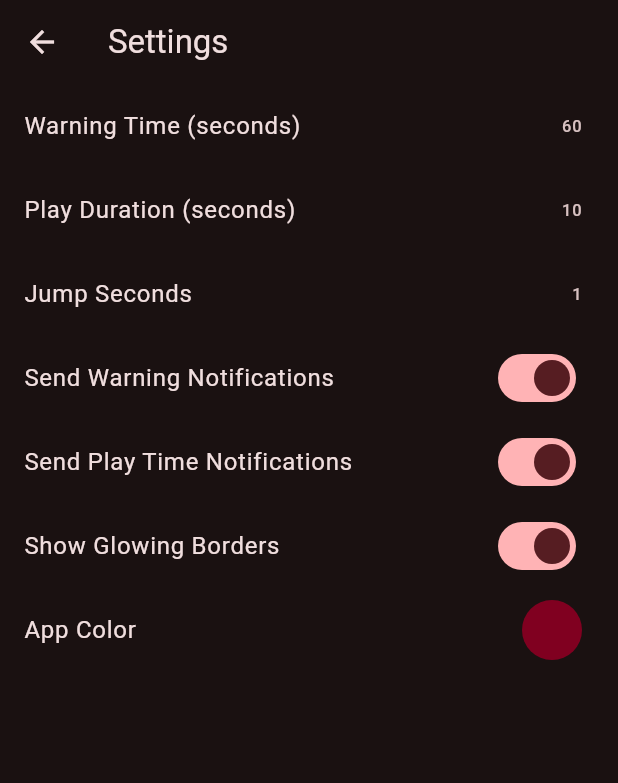
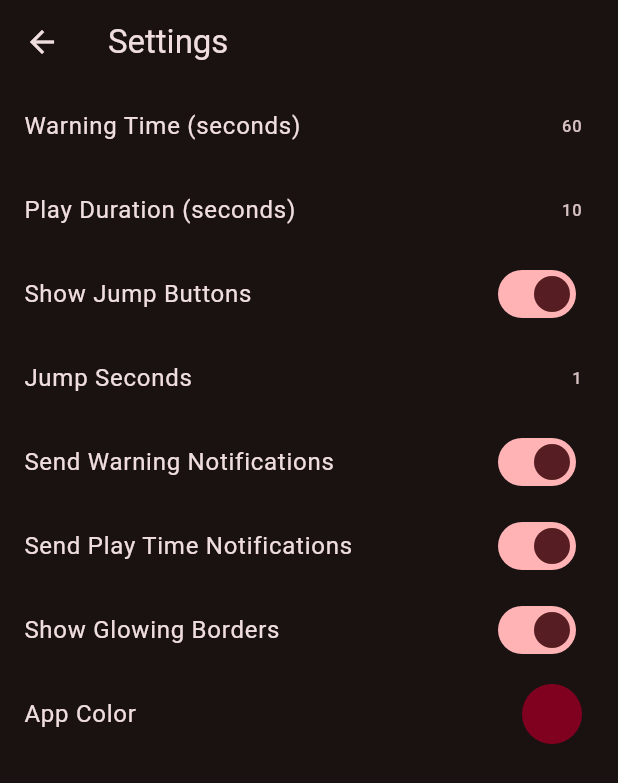
Before and after one commit to JarneClaesen/OperaTimer, a Flutter app: the screen it shows after launch, after a tap on the "settings" icon, on a phone screen of 412 x 824 dp. Shown: the top 783 px of the screen. Run offline on Flutter 3.47's test engine with Material 3 defaults, Android fonts, the phone set to English and light mode, and no system bars; our stand-ins replace flutter_local_notifications, hive, hive_flutter, numberpicker, sensors_plus, shared_preferences; missing offline and left inert: flutter_foreground_task, sound_mode; accounts and stored records are empty.

Commit message:
Add option to hide jump buttons

```diff
--- a/lib/providers/timer_provider.dart
+++ b/lib/providers/timer_provider.dart
@@ -34,6 +34,7 @@ class TimerProvider with ChangeNotifier {
   List<bool> _hasNotifiedForPlayTimes = [];
   DateTime? _startTime;
   bool _showGlowingBorders = true;
+  bool _showJumpButtons = true;
 
 
   TimerProvider() {
@@ -51,6 +52,7 @@ class TimerProvider with ChangeNotifier {
     _sendPlayTimeNotifications = box.get(sendPlayTimeNotificationsKey, defaultValue: true);
     _jumpSeconds = box.get('jumpSeconds', defaultValue: 1);
     _showGlowingBorders = box.get('showGlowingBorders', defaultValue: true);
+    _showJumpButtons = box.get('showJumpButtons', defaultValue: true);
     notifyListeners();
   }
 
@@ -95,6 +97,7 @@ class TimerProvider with ChangeNotifier {
   bool get sendPlayTimeNotifications => _sendPlayTimeNotifications;
   int get jumpSeconds => _jumpSeconds;
   bool get showGlowingBorders => _showGlowingBorders;
+  bool get showJumpButtons => _showJumpButtons;
 
   void setOnTimerScreen(bool value) {
     _isOnTimerScreen = value;
@@ -176,6 +179,13 @@ class TimerProvider with ChangeNotifier {
     _showGlowingBorders = value;
     final box = await Hive.openBox(settingsBoxName);
     await box.put('showGlowingBorders', value);
+    notifyListeners();
+  }
+
+  Future setShowJumpButtons(bool value) async {
+    _showJumpButtons = value;
+    final box = await Hive.openBox(settingsBoxName);
+    await box.put('showJumpButtons', value);
     notifyListeners();
   }
 
--- a/lib/screens/settings_screen.dart
+++ b/lib/screens/settings_screen.dart
@@ -25,10 +25,26 @@ class SettingsScreen extends StatelessWidget {
                 trailing: Text(timerProvider.playDuration.toString()),
                 onTap: () => _showNumberPicker(context, timerProvider, isWarningTime: false),
               ),
+              SwitchListTile(
+                title: Text('Show Jump Buttons'),
+                value: timerProvider.showJumpButtons,
+                onChanged: (bool value) {
+                  timerProvider.setShowJumpButtons(value);
+                },
+              ),
               ListTile(
                 title: Text('Jump Seconds'),
                 trailing: Text(timerProvider.jumpSeconds.toString()),
-                onTap: () => _showNumberPicker(context, timerProvider, isJumpSeconds: true),
+                onTap: timerProvider.showJumpButtons
+                    ? () => _showNumberPicker(context, timerProvider, isJumpSeconds: true)
+                    : null,
+                enabled: timerProvider.showJumpButtons,
+                textColor: timerProvider.showJumpButtons
+                    ? null
+                    : Theme.of(context).disabledColor,
+                iconColor: timerProvider.showJumpButtons
+                    ? null
+                    : Theme.of(context).disabledColor,
               ),
               SwitchListTile(
                 title: Text('Send Warning Notifications'),
--- a/pubspec.yaml
+++ b/pubspec.yaml
@@ -16,7 +16,7 @@ publish_to: 'none' # Remove this line if you wish to publish to pub.dev
 # https://developer.apple.com/library/archive/documentation/General/Reference/InfoPlistKeyReference/Articles/CoreFoundationKeys.html
 # In Windows, build-name is used as the major, minor, and patch parts
 # of the product and file versions while build-number is used as the build suffix.
-version: 1.0.3
+version: 1.0.4
 
 environment:
   sdk: '>=3.4.0 <4.0.0'
```
Also changed, not shown: lib/screens/timer_screen.dart (+6 -2 lines), pubspec.lock.
